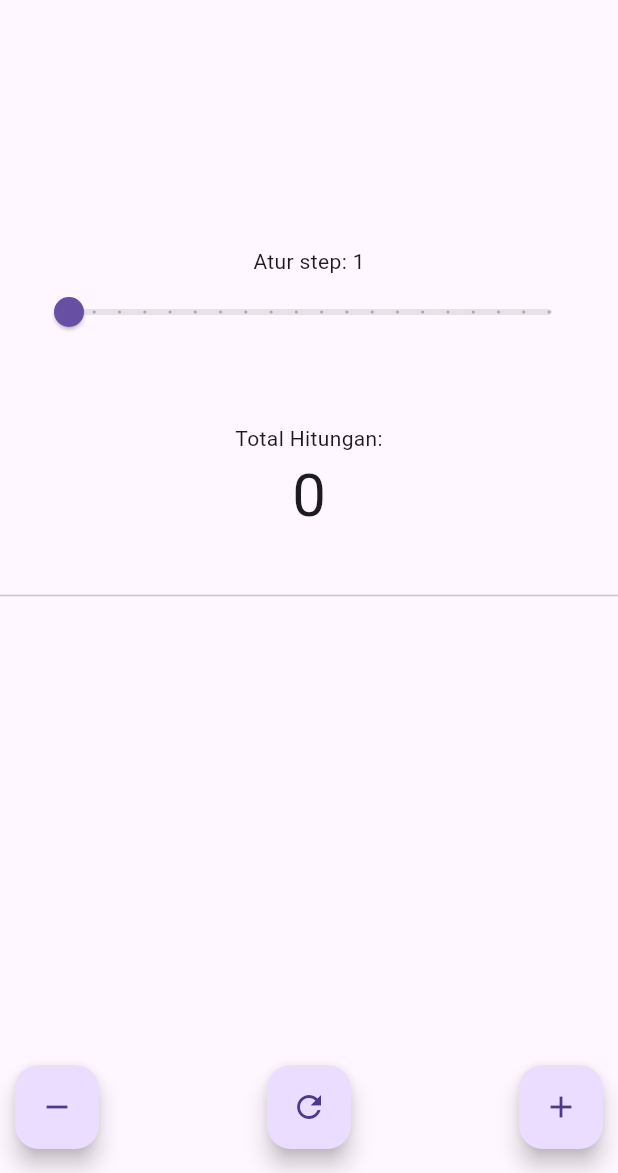
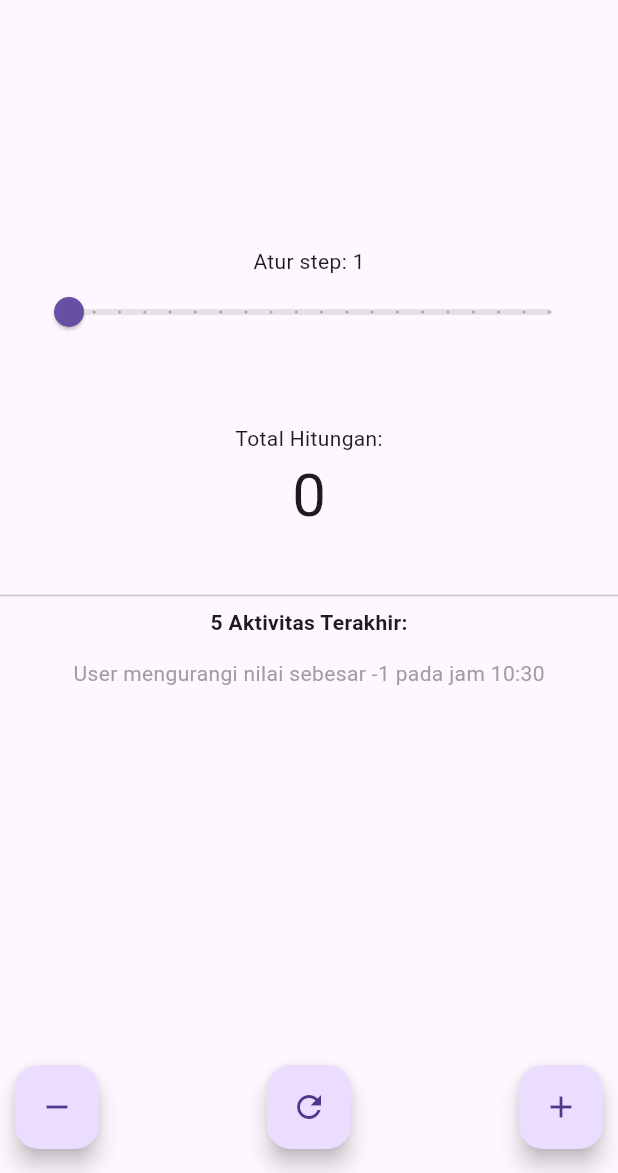
Before and after one commit to Nnurvyy/Proyek4_Flutter, a Flutter app: the screen it shows after launch, after a tap on the "remove" icon, on a phone screen of 412 x 824 dp, the part 63-1236 px from its top. Run offline on Flutter 3.47's test engine with Material 3 defaults, Android fonts, the light colour scheme and no system bars.

Commit message:
task2_the history logger

```diff
--- a/lib/counter_controller.dart
+++ b/lib/counter_controller.dart
@@ -1,10 +1,40 @@
+import 'package:intl/intl.dart';
+
 class CounterController {
   int _counter = 0;
   int _step = 1;
+  List<String> _activityLogs = [];
+
+  List<String> get activityLogs => _activityLogs;
   int get value => _counter;
   int get step => _step;
-  void increment() => _counter+=_step;
-  void decrement() => { if (_counter > 0) _counter-=_step };
-  void reset() => _counter = 0;
-  void updateStep(double newStep) => _step = newStep.round();
+
+  void _addLog(String action){
+    DateTime now = DateTime.now();
+    String formattedTime = DateFormat('HH:mm').format(now);
+    String logMessage = "$action pada jam $formattedTime";
+    _activityLogs.insert(0, logMessage);
+    if (_activityLogs.length > 5) {
+      _activityLogs.removeLast();
+    }
+  }
+  void increment(){
+    _counter+=_step;
+    _addLog("User menambahkan nilai sebesar +$_step");
+  }
+
+  void decrement() {
+    if (_counter > 0) {
+      _counter -= _step;
+    }
+    _addLog("User mengurangi nilai sebesar -$_step");
+  }
+  void reset() {
+    _counter = 0;
+    _addLog("User melakukan Reset counter");
+  }
+  void updateStep(double newStep) {
+    _step = newStep.round();
+    _addLog("User mengubah step menjadi $_step");
+  }
 }
--- a/lib/counter_view.dart
+++ b/lib/counter_view.dart
@@ -42,6 +42,13 @@ class _CounterViewState extends State<CounterView> {
             Text('${_controller.value}', style: const TextStyle(fontSize: 40)),
             const SizedBox( height: 30), // Spasi antara elemen
             const Divider(),  // Garis pemisah
+
+            const Text("5 Aktivitas Terakhir:", style: TextStyle(fontWeight: FontWeight.bold)),
+            const SizedBox(height: 10),
+            ..._controller.activityLogs.map((log) => Padding(
+              padding: const EdgeInsets.all(4.0), // Jarak antar teks
+              child: Text(log, style: const TextStyle(color: Colors.grey)),
+            )),
           ],
         ),
       ),
--- a/pubspec.yaml
+++ b/pubspec.yaml
@@ -34,6 +34,7 @@ dependencies:
   # The following adds the Cupertino Icons font to your application.
   # Use with the CupertinoIcons class for iOS style icons.
   cupertino_icons: ^1.0.8
+  intl: ^0.19.0 # atau versi terbaru
 
 dev_dependencies:
   flutter_test:
```
Also changed, not shown: pubspec.lock.
